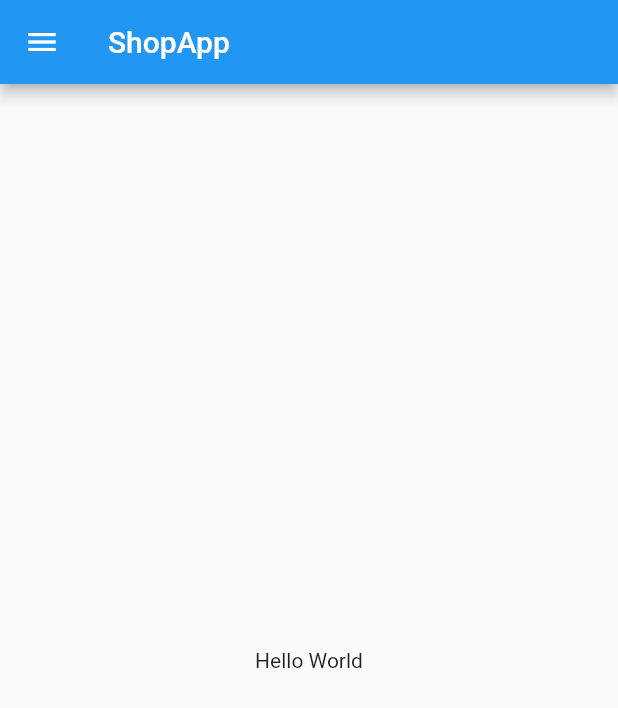
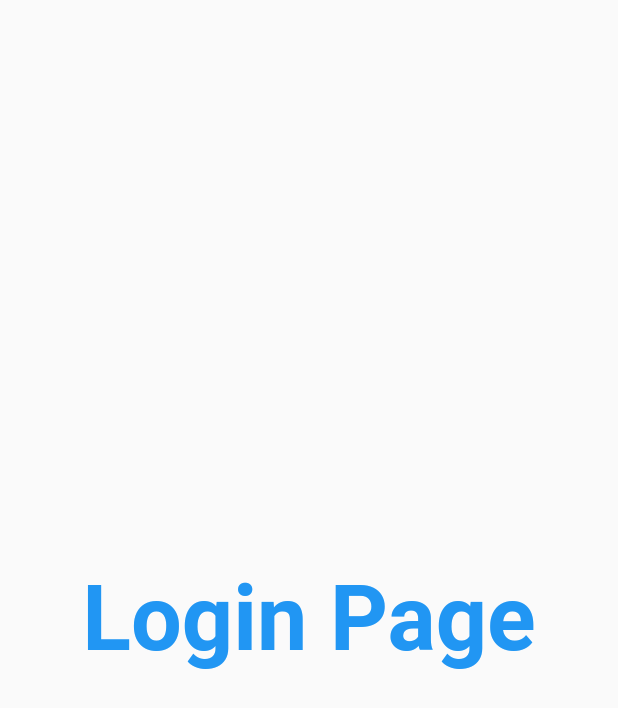
Before and after one commit to amritesh-21/final_app, a Flutter app: the screen it shows after launch, on a phone screen of 412 x 824 dp. Shown: the top 708 px of the screen. Run offline on Flutter 3.47's test engine with Material 2 defaults, Android fonts, the phone set to English and light mode, and no system bars.

Commit message:
Day 2 Completed

```diff
--- a/lib/main.dart
+++ b/lib/main.dart
@@ -1,5 +1,6 @@
+import 'package:final_app/pages/login_page.dart';
 import 'package:flutter/material.dart';
-import 'home_page.dart';
+import 'pages/home_page.dart';
 
 void main() {
   runApp(MyApp());
@@ -10,6 +11,16 @@ class MyApp extends StatelessWidget {
 
   @override
   Widget build(BuildContext context) {
-    return MaterialApp(home: HomePage());
+    return MaterialApp(
+      //home: HomePage(),
+      themeMode: ThemeMode.dark,
+      theme: ThemeData(primarySwatch: Colors.blueGrey
+          //darkTheme: Brightness.dark,
+          // theme: ThemeData(
+          //   brightness: Brightness.dark
+          ),
+      initialRoute: "/",
+      routes: {"/": (context) => LoginPage(), "/home": (context) => HomePage()},
+    );
   }
 }
--- /dev/null
+++ b/lib/pages/login_page.dart
@@ -0,0 +1,19 @@
+import 'package:flutter/material.dart';
+
+class LoginPage extends StatelessWidget {
+  const LoginPage({Key? key}) : super(key: key);
+
+  @override
+  Widget build(BuildContext context) {
+    return Material(
+      child: Center(
+        child: Text(
+          'Login Page',
+          style: TextStyle(
+              fontSize: 20.0, color: Colors.blue, fontWeight: FontWeight.bold),
+          textScaleFactor: 3.0,
+        ),
+      ),
+    );
+  }
+}
```
Also changed, not shown: lib/pages/home_page.dart (renamed from lib/home_page.dart).
